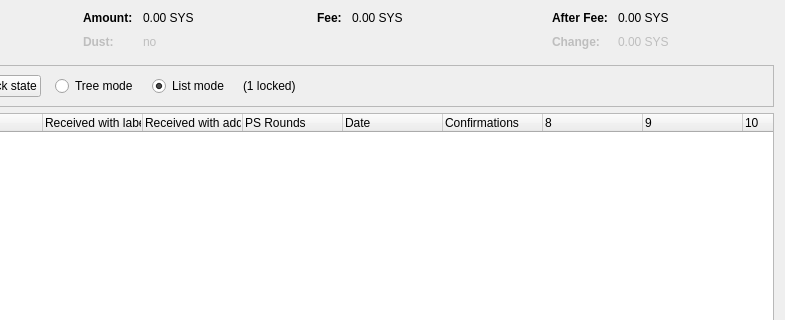
Qt form src/qt/forms/coincontroldialog.ui (martkist/martkist) before a commit; both pictures show x 169 to 954 and y 0 to 320 of the 954 by 500 pixel window.
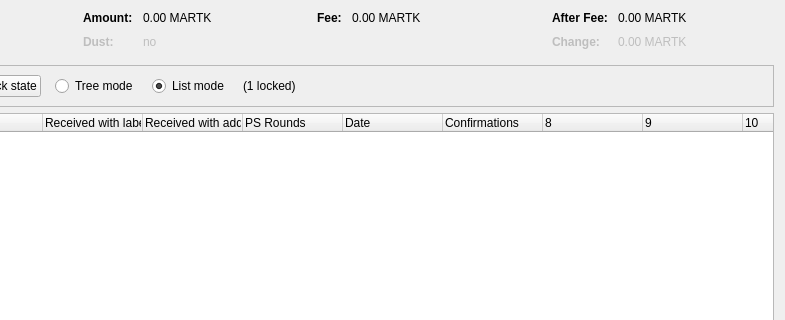
The same form after that commit. Custom widgets are drawn as their Qt base class.

```diff
--- a/src/qt/forms/coincontroldialog.ui
+++ b/src/qt/forms/coincontroldialog.ui
@@ -132,7 +132,7 @@
           <enum>Qt::ActionsContextMenu</enum>
          </property>
          <property name="text">
-          <string notr="true">0.00 SYS</string>
+          <string notr="true">0.00 MARTK</string>
          </property>
          <property name="textInteractionFlags">
           <set>Qt::LinksAccessibleByMouse|Qt::TextSelectableByKeyboard|Qt::TextSelectableByMouse</set>
@@ -212,7 +212,7 @@
           <enum>Qt::ActionsContextMenu</enum>
          </property>
          <property name="text">
-          <string notr="true">0.00 SYS</string>
+          <string notr="true">0.00 MARTK</string>
          </property>
          <property name="textInteractionFlags">
           <set>Qt::LinksAccessibleByMouse|Qt::TextSelectableByKeyboard|Qt::TextSelectableByMouse</set>
@@ -257,7 +257,7 @@
           <enum>Qt::ActionsContextMenu</enum>
          </property>
          <property name="text">
-          <string notr="true">0.00 SYS</string>
+          <string notr="true">0.00 MARTK</string>
          </property>
          <property name="textInteractionFlags">
           <set>Qt::LinksAccessibleByMouse|Qt::TextSelectableByKeyboard|Qt::TextSelectableByMouse</set>
@@ -292,7 +292,7 @@
           <enum>Qt::ActionsContextMenu</enum>
          </property>
          <property name="text">
-          <string notr="true">0.00 SYS</string>
+          <string notr="true">0.00 MARTK</string>
          </property>
          <property name="textInteractionFlags">
           <set>Qt::LinksAccessibleByMouse|Qt::TextSelectableByKeyboard|Qt::TextSelectableByMouse</set>
```
